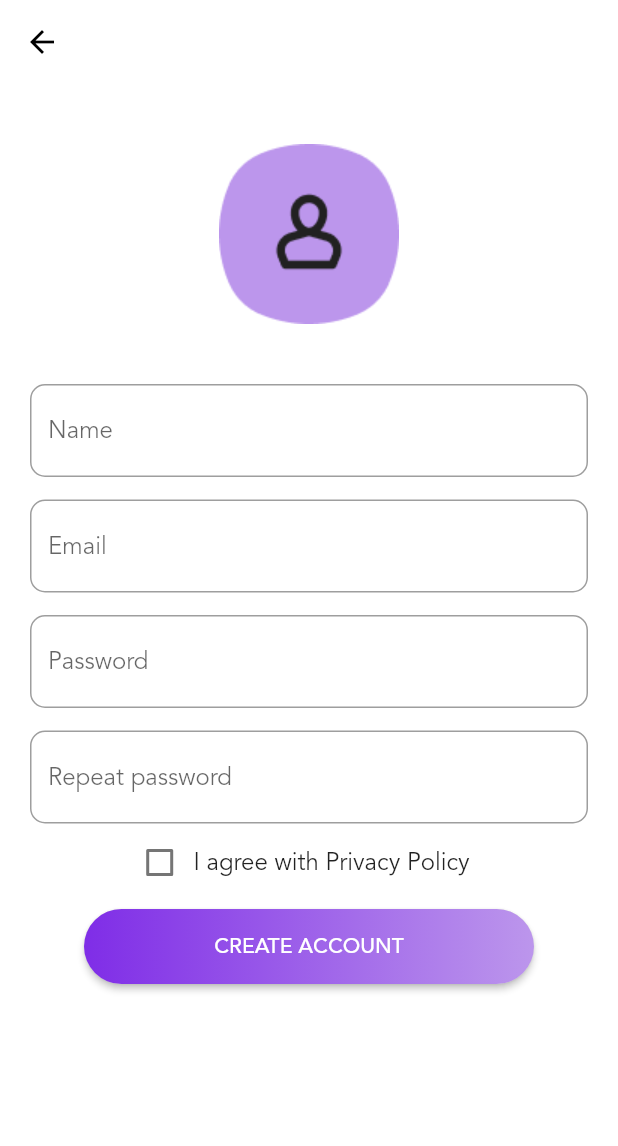
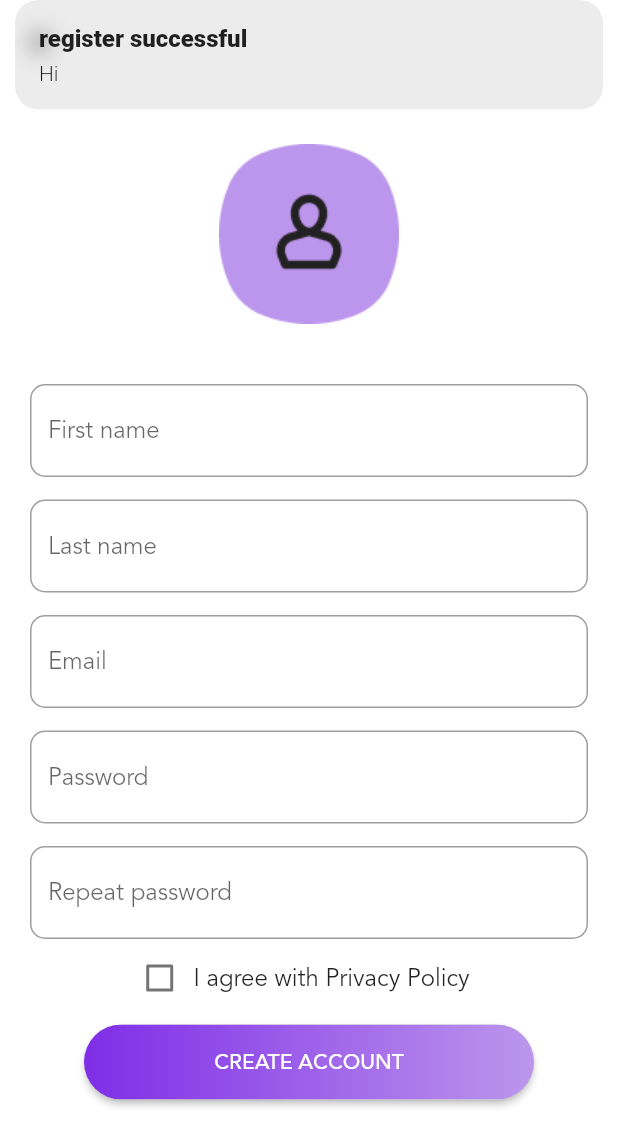
Before and after one commit to sofiabukovskaya/Neophyte, a Flutter app: the SignUpPage screen opened by its route, after a tap on "CREATE ACCOUNT", on a phone screen of 412 x 824 dp. Shown: the top 1146 px of the screen. Run offline on Flutter 3.47's test engine with Material 2 defaults, Android fonts, the phone set to English and light mode, and no system bars; our stand-ins replace connectivity_plus, get; network calls fail; statements that could not run were skipped.

```diff
--- a/lib/app/controllers/sign_up_controller.dart
+++ b/lib/app/controllers/sign_up_controller.dart
@@ -1,9 +1,32 @@
+import 'package:flutter/material.dart';
 import 'package:get/get.dart';
+import '../data/services/interfaces/i_register_service.dart';
 
 class SignUpController extends GetxController {
+  final registerService = Get.find<IRegisterService>();
+
   final _checkBoxValue = false.obs;
+
+  bool? isRegister;
+
+  final firstNameTextEditingController = TextEditingController();
+  final lastNameTextEditingController = TextEditingController();
+  final emailTextEditingController = TextEditingController();
+  final passwordTextEditingController = TextEditingController();
+  final password2TextEditingController = TextEditingController();
 
   bool get checkBoxValue => _checkBoxValue.value;
 
   void changeCheckBoxValue(bool newValue) => _checkBoxValue.value = newValue;
+
+  registerUser(String firstName, String lastName, String email, String password,
+      String password2) {
+    try {
+      registerService.registerUser(
+          firstName, lastName, email, password, password2);
+      isRegister = true;
+    } catch (e) {
+      isRegister = false;
+    }
+  }
 }
--- /dev/null
+++ b/lib/app/data/providers/implementation/impl_register_provider.dart
@@ -0,0 +1,38 @@
+import 'dart:convert';
+
+import 'package:http/http.dart' as http;
+import '../../../utils/constants.dart';
+
+import '../../models/user.dart';
+import '../interfaces/i_register_provider.dart';
+
+class ImplRegisterProvider extends IRegisterProvider {
+  static var client = http.Client();
+
+  var response = client.get(Uri.parse(Constants.kUrlRegister));
+
+  @override
+  void registerUserAPI(User user) async {
+    final Map<String, dynamic> data = {
+      'first_name': user.firstName,
+      'last_name': user.lastName,
+      'email': user.email,
+      'password': user.password,
+      'password2': user.password2,
+    };
+
+    try {
+      final http.Response response =
+          await client.post(Uri.parse(Constants.kUrlRegister), body: data);
+      if (response.statusCode == 201) {
+        print(jsonDecode(response.body));
+        final json = jsonDecode(response.body);
+        final result = json.map((e) => User.fromJson(e));
+
+        print(result.toString());
+      }
+    } catch (e) {
+      print(e.toString());
+    }
+  }
+}
--- /dev/null
+++ b/lib/app/data/providers/interfaces/i_login_provider.dart
@@ -0,0 +1,5 @@
+import 'package:get/get.dart';
+
+abstract class ILoginProvider extends GetxService {
+  Future<String> loginUserApi(String email, String password);
+}
--- /dev/null
+++ b/lib/app/data/providers/interfaces/i_register_provider.dart
@@ -0,0 +1,6 @@
+import 'package:get/get.dart';
+import '../../models/user.dart';
+
+abstract class IRegisterProvider extends GetxService {
+  void registerUserAPI(User user);
+}
--- /dev/null
+++ b/lib/app/data/services/implementation/impl_register_service.dart
@@ -0,0 +1,19 @@
+import 'package:get/get.dart';
+import '../../models/user.dart';
+import '../../providers/interfaces/i_register_provider.dart';
+import '../interfaces/i_register_service.dart';
+
+class ImplRegisterService extends IRegisterService {
+  final registerProvider = Get.find<IRegisterProvider>();
+
+  @override
+  void registerUser(String firstName, String lastName, String email,
+      String password, String password2) {
+    registerProvider.registerUserAPI(User(
+        firstName: firstName,
+        lastName: lastName,
+        email: email,
+        password: password,
+        password2: password2));
+  }
+}
--- /dev/null
+++ b/lib/app/data/services/interfaces/i_login_service.dart
@@ -0,0 +1,5 @@
+import 'package:get/get.dart';
+
+abstract class ILoginService extends GetxService {
+  Future<String> loginUser(String email, String password);
+}
--- /dev/null
+++ b/lib/app/data/services/interfaces/i_register_service.dart
@@ -0,0 +1,6 @@
+import 'package:get/get.dart';
+
+abstract class IRegisterService extends GetxService {
+  void registerUser(String firstName, String lastName, String email,
+      String password, String password2);
+}
--- a/lib/app/ui/global_widgets/linear_button.dart
+++ b/lib/app/ui/global_widgets/linear_button.dart
@@ -2,16 +2,18 @@ import 'package:flutter/material.dart';
 import '../../utils/constants.dart';
 
 class LinearButton extends StatelessWidget {
-  const LinearButton({Key? key, required this.buttonTitle}) : super(key: key);
+  const LinearButton({Key? key, required this.buttonTitle, required this.onTap})
+      : super(key: key);
 
   final String buttonTitle;
+  final VoidCallback onTap;
   @override
   Widget build(BuildContext context) {
     return Container(
       height: 50.0,
       // ignore: deprecated_member_use
       child: RaisedButton(
-        onPressed: () {},
+        onPressed: onTap,
         shape:
             RoundedRectangleBorder(borderRadius: BorderRadius.circular(80.0)),
         padding: const EdgeInsets.all(0.0),
--- a/lib/app/ui/global_widgets/text_form_field_widget.dart
+++ b/lib/app/ui/global_widgets/text_form_field_widget.dart
@@ -2,16 +2,21 @@ import 'package:flutter/material.dart';
 
 class TextFormFieldWidget extends StatelessWidget {
   const TextFormFieldWidget(
-      {Key? key, required this.textFormHint, this.isPassword = false})
+      {Key? key,
+      required this.textFormHint,
+      this.isPassword = false,
+      required this.textEditingController})
       : super(key: key);
 
   final String textFormHint;
   final bool isPassword;
+  final TextEditingController textEditingController;
   @override
   Widget build(BuildContext context) {
     return TextFormField(
       autocorrect: isPassword ? false : true,
       obscureText: isPassword ? true : false,
+      controller: textEditingController,
       decoration: InputDecoration(
           border: OutlineInputBorder(
             borderRadius: const BorderRadius.all(
--- a/lib/app/ui/pages/sign_up_page/sign_up_page.dart
+++ b/lib/app/ui/pages/sign_up_page/sign_up_page.dart
@@ -30,15 +30,33 @@ class SignUpPage extends GetView<SignUpController> {
                   height: 200.0,
                   width: 200.0,
                 ),
-                const TextFormFieldWidget(textFormHint: 'Name'),
+                TextFormFieldWidget(
+                  textFormHint: 'First name',
+                  textEditingController:
+                      controller.firstNameTextEditingController,
+                ),
                 const SizedBox(height: 15),
-                const TextFormFieldWidget(textFormHint: 'Email'),
+                TextFormFieldWidget(
+                    textFormHint: 'Last name',
+                    textEditingController:
+                        controller.lastNameTextEditingController),
                 const SizedBox(height: 15),
-                const TextFormFieldWidget(
-                    textFormHint: 'Password', isPassword: true),
+                TextFormFieldWidget(
+                    textFormHint: 'Email',
+                    textEditingController:
+                        controller.emailTextEditingController),
                 const SizedBox(height: 15),
-                const TextFormFieldWidget(
-                    textFormHint: 'Repeat password', isPassword: true),
+                TextFormFieldWidget(
+                    textFormHint: 'Password',
+                    isPassword: true,
+                    textEditingController:
+                        controller.passwordTextEditingController),
+                const SizedBox(height: 15),
+                TextFormFieldWidget(
+                    textFormHint: 'Repeat password',
+                    isPassword: true,
+                    textEditingController:
+                        controller.password2TextEditingController),
                 const SizedBox(height: 15),
                 Row(
                   mainAxisAlignment: MainAxisAlignment.center,
@@ -63,7 +81,23 @@ class SignUpPage extends GetView<SignUpController> {
                   ],
                 ),
                 const SizedBox(height: 20),
-                const LinearButton(buttonTitle: 'CREATE ACCOUNT')
+                LinearButton(
+                  buttonTitle: 'CREATE ACCOUNT',
+                  onTap: () {
+                    controller.registerUser(
+                        controller.firstNameTextEditingController.text,
+                        controller.lastNameTextEditingController.text,
+                        controller.emailTextEditingController.text,
+                        controller.passwordTextEditingController.text,
+                        controller.password2TextEditingController.text);
+                    if (controller.isRegister!) {
+                      Get.snackbar('register successful',
+                          'Hi ${controller.firstNameTextEditingController.text}');
+                    } else {
+                      Get.snackbar('something go wrong', ':(');
+                    }
+                  },
+                )
               ],
             ),
           ),
--- a/lib/app/utils/constants.dart
+++ b/lib/app/utils/constants.dart
@@ -1,6 +1,12 @@
 import 'package:flutter/cupertino.dart';
 
 class Constants {
+  //URL
+  static const String kUrlRegister =
+      'https://pacific-spire-69544.herokuapp.com/auth/register/';
+
+  static const String kUrlLogin =
+      'https://pacific-spire-69544.herokuapp.com/auth/login/';
   //Colors
 
   static const Color mainColor = Color(0xFF7F2DE7);
--- a/pubspec.yaml
+++ b/pubspec.yaml
@@ -13,6 +13,9 @@ dependencies:
   cupertino_icons: ^1.0.2
   get: ^4.3.8
   connectivity_plus: ^2.0.2
+  dartz: ^0.10.0
+  http: ^0.13.4
+  shared_preferences: ^2.0.8
 
 dev_dependencies:
   flutter_test:
```
Also changed, not shown: lib/app/controllers/sign_in_controller.dart (+16 -1 lines), lib/app/data/models/user.dart (added, +33 -0 lines), lib/app/data/providers/implementation/impl_login_provider.dart (added, +36 -0 lines), lib/app/data/services/implementation/impl_login_service.dart (added, +17 -0 lines), lib/app/ui/pages/sign_in_page/sign_in_page.dart (+18 -4 lines), lib/injection_container.dart (+19 -1 lines), pubspec.lock, 1 other file.
